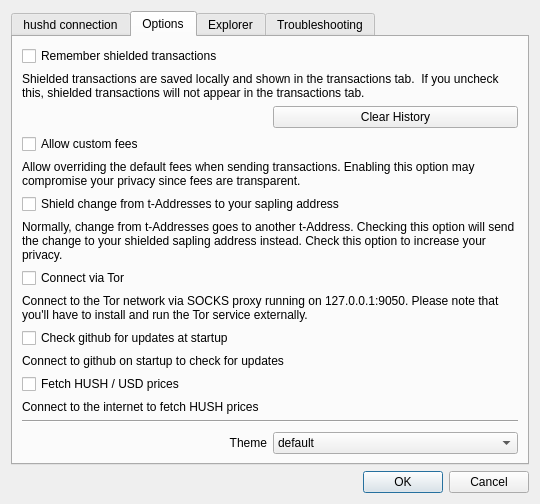
Qt form src/settings.ui (hushmirror/SilentDragon) before a commit.
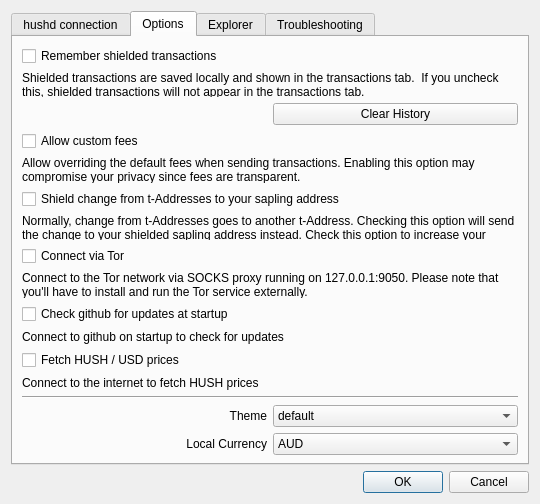
The same form after that commit. The open tabs and pages were chosen to show the change.

```diff
--- a/src/settings.ui
+++ b/src/settings.ui
@@ -161,6 +161,88 @@
          </property>
         </widget>
        </item>
+
+       <item row="16" column="0">
+        <widget class="QLabel" name="label_20">
+         <property name="sizePolicy">
+          <sizepolicy hsizetype="Preferred" vsizetype="Preferred">
+           <horstretch>0</horstretch>
+           <verstretch>0</verstretch>
+          </sizepolicy>
+         </property>
+         <property name="text">
+          <string>Local Currency</string>
+         </property>
+         <property name="alignment">
+          <set>Qt::AlignRight|Qt::AlignTrailing|Qt::AlignVCenter</set>
+         </property>
+        </widget>
+       </item>
+
+       <item row="16" column="1">
+      <widget class="QComboBox" name="comboBoxCurrency">
+       <property name="geometry">
+        <rect>
+         <x>80</x>
+         <y>150</y>
+         <width>80</width>
+         <height>25</height>
+        </rect>
+       </property>
+       <property name="sizePolicy">
+        <sizepolicy hsizetype="MinimumExpanding" vsizetype="Fixed">
+         <horstretch>0</horstretch>
+         <verstretch>0</verstretch>
+        </sizepolicy>
+       </property>
+       <item>
+        <property name="text">
+         <string>AUD</string>
+        </property>
+       </item>
+       <item>
+        <property name="text">
+         <string>BTC</string>
+        </property>
+       </item>
+       <item>
+        <property name="text">
+         <string>CAD</string>
+        </property>
+       </item>
+       <item>
+        <property name="text">
+         <string>CHF</string>
+        </property>
+       </item>
+       <item>
+        <property name="text">
+         <string>CNY</string>
+        </property>
+       </item>
+       <item>
+        <property name="text">
+         <string>EUR</string>
+        </property>
+       </item>
+       <item>
+        <property name="text">
+         <string>GBP</string>
+        </property>
+       </item>
+       <item>
+        <property name="text">
+         <string>INR</string>
+        </property>
+       </item>
+       <item>
+        <property name="text">
+         <string>USD</string>
+        </property>
+       </item>
+      </widget>
+      </item>
+
        <item row="15" column="1">
         <widget class="QComboBox" name="comboBoxTheme">
          <property name="sizePolicy">
```
